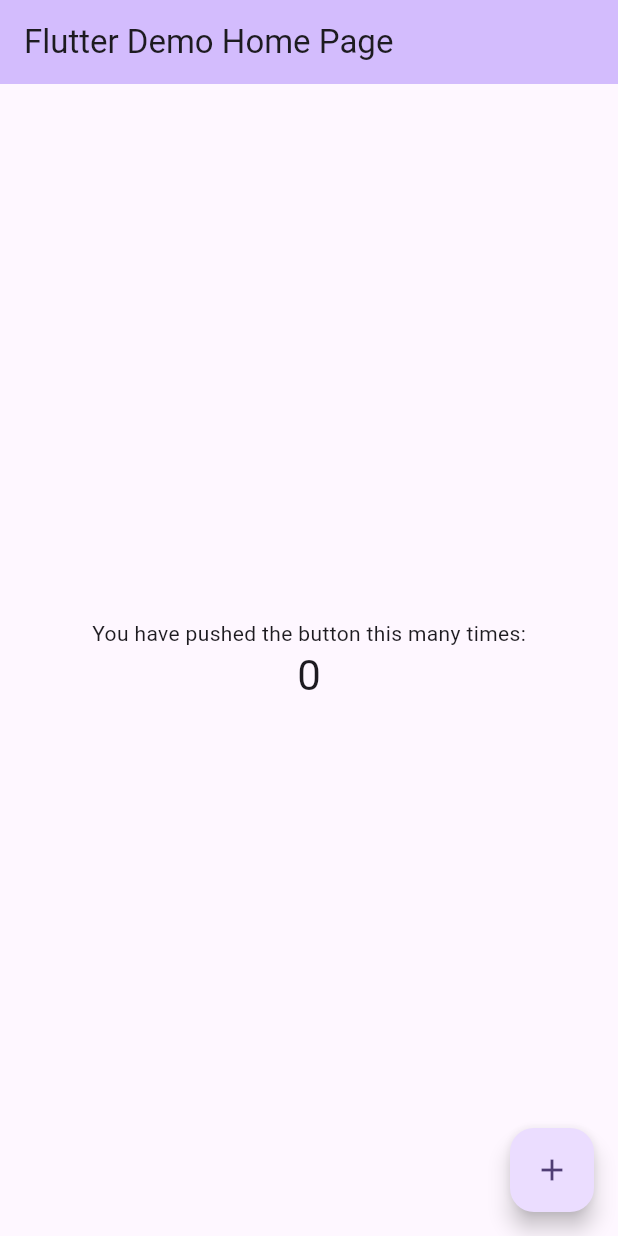
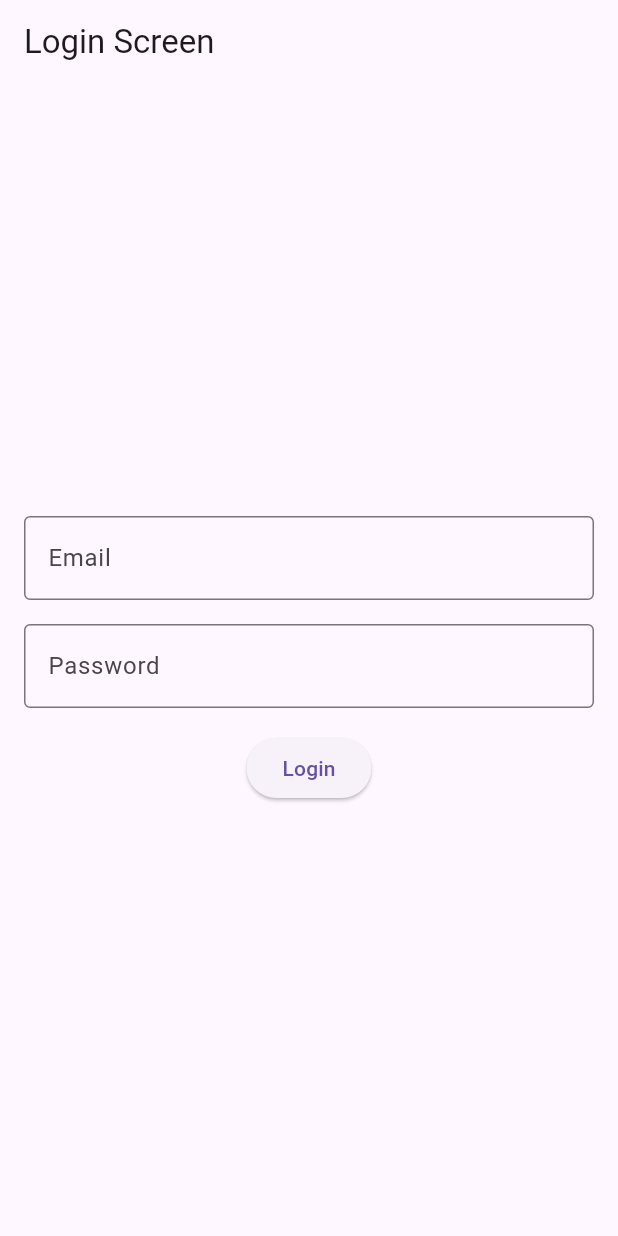
Before and after one commit to DevAdora/Livechat-Flutter, a Flutter app: the screen it shows after launch, on a phone screen of 412 x 824 dp. Run offline on Flutter 3.47's test engine with Material 3 defaults, Android fonts, the phone set to English and light mode, and no system bars; our stand-ins replace flutter_bloc.

Commit message:
Login form

```diff
--- /dev/null
+++ b/lib/login_bloc.dart
@@ -0,0 +1,26 @@
+// login_bloc.dart
+import 'package:flutter_bloc/flutter_bloc.dart';
+import 'login_event.dart';
+import 'login_state.dart';
+
+class LoginBloc extends Bloc<LoginEvent, LoginState> {
+  LoginBloc() : super(LoginInitial()) {
+    on<LoginButtonPressed>(_onLoginButtonPressed);
+  }
+
+  // Define the function that handles the event when login is pressed
+  Future<void> _onLoginButtonPressed(
+      LoginButtonPressed event, Emitter<LoginState> emit) async {
+    emit(LoginLoading());
+
+    // Simulate login logic (e.g., API call)
+    await Future.delayed(const Duration(seconds: 2)); // Simulated delay
+
+    // Replace this with your authentication logic
+    if (event.email == 'user@example.com' && event.password == 'password123') {
+      emit(LoginInitial()); // Login success (you can define a LoginSuccess state)
+    } else {
+      emit(LoginFailure(error: 'Invalid email or password'));
+    }
+  }
+}
--- /dev/null
+++ b/lib/login_event.dart
@@ -0,0 +1,8 @@
+abstract class LoginEvent {}
+
+class LoginButtonPressed extends LoginEvent {
+  final String email;
+  final String password;
+
+  LoginButtonPressed({required this.email, required this.password});
+}
--- /dev/null
+++ b/lib/login_screen.dart
@@ -0,0 +1,96 @@
+import 'package:flutter/material.dart';
+import 'package:flutter_bloc/flutter_bloc.dart';
+import 'login_bloc.dart'; // Make sure to import LoginBloc and LoginState
+import 'login_state.dart';
+import 'login_event.dart';
+
+class LoginScreen extends StatefulWidget {
+  const LoginScreen({super.key});
+
+  @override
+  _LoginScreenState createState() => _LoginScreenState();
+}
+
+class _LoginScreenState extends State<LoginScreen> {
+  final _emailController = TextEditingController();
+  final _passwordController = TextEditingController();
+
+  @override
+  void dispose() {
+    _emailController.dispose();
+    _passwordController.dispose();
+    super.dispose();
+  }
+
+  @override
+  Widget build(BuildContext context) {
+    final loginBloc = BlocProvider.of<LoginBloc>(context);
+
+    return Scaffold(
+      appBar: AppBar(
+        title: const Text('Login Screen'),
+      ),
+      body: BlocListener<LoginBloc, LoginState>(
+        listener: (context, state) {
+          if (state is LoginFailure) {
+            ScaffoldMessenger.of(context)
+              ..hideCurrentSnackBar()
+              ..showSnackBar(
+                SnackBar(
+                  content: Text(state.error),
+                  duration: const Duration(seconds: 3),
+                ),
+              );
+          }
+        },
+        child: BlocBuilder<LoginBloc, LoginState>(
+          builder: (context, state) {
+            return Padding(
+              padding: const EdgeInsets.all(16.0),
+              child: Column(
+                mainAxisAlignment: MainAxisAlignment.center,
+                children: <Widget>[
+                  TextFormField(
+                    controller: _emailController,
+                    decoration: const InputDecoration(
+                      labelText: 'Email',
+                      border: OutlineInputBorder(),
+                    ),
+                  ),
+                  const SizedBox(height: 16),
+                  TextFormField(
+                    controller: _passwordController,
+                    obscureText: true,
+                    decoration: const InputDecoration(
+                      labelText: 'Password',
+                      border: OutlineInputBorder(),
+                    ),
+                  ),
+                  const SizedBox(height: 16),
+                  ElevatedButton(
+                    onPressed: state is! LoginLoading
+                        ? () {
+                            loginBloc.add(
+                              LoginButtonPressed(
+                                email: _emailController.text,
+                                password: _passwordController.text,
+                              ),
+                            );
+                          }
+                        : null,
+                    child: const Text('Login'),
+                  ),
+                  if (state is LoginLoading)
+                    const Padding(
+                      padding: EdgeInsets.all(8.0),
+                      child: CircularProgressIndicator(),
+                    ),
+                ],
+              ),
+            );
+          },
+        ),
+      ),
+    );
+  }
+}
--- /dev/null
+++ b/lib/login_state.dart
@@ -0,0 +1,11 @@
+abstract class LoginState {}
+
+class LoginInitial extends LoginState {}
+
+class LoginLoading extends LoginState {}
+
+class LoginFailure extends LoginState {
+  final String error;
+
+  LoginFailure({required this.error});
+}
--- a/lib/main.dart
+++ b/lib/main.dart
@@ -1,125 +1,25 @@
 import 'package:flutter/material.dart';
+import 'package:flutter_bloc/flutter_bloc.dart';
+import 'login_bloc.dart';
+import 'login_screen.dart';
+
 
 void main() {
-  runApp(const MyApp());
+  runApp(MyApp());
 }
 
 class MyApp extends StatelessWidget {
-  const MyApp({super.key});
-
-  // This widget is the root of your application.
   @override
   Widget build(BuildContext context) {
     return MaterialApp(
-      title: 'Flutter Demo',
+      title: 'Please Login',
       theme: ThemeData(
-        // This is the theme of your application.
-        //
-        // TRY THIS: Try running your application with "flutter run". You'll see
-        // the application has a purple toolbar. Then, without quitting the app,
-        // try changing the seedColor in the colorScheme below to Colors.green
-        // and then invoke "hot reload" (save your changes or press the "hot
-        // reload" button in a Flutter-supported IDE, or press "r" if you used
-        // the command line to start the app).
-        //
-        // Notice that the counter didn't reset back to zero; the application
-        // state is not lost during the reload. To reset the state, use hot
-        // restart instead.
-        //
-        // This works for code too, not just values: Most code changes can be
-        // tested with just a hot reload.
-        colorScheme: ColorScheme.fromSeed(seedColor: Colors.deepPurple),
-        useMaterial3: true,
+        primarySwatch: Colors.blue,
       ),
-      home: const MyHomePage(title: 'Flutter Demo Home Page'),
+      home: BlocProvider(
+        create: (context) => LoginBloc(),
+        child: LoginScreen(),
+      ),
     );
   }
 }
-
-class MyHomePage extends StatefulWidget {
-  const MyHomePage({super.key, required this.title});
-
-  // This widget is the home page of your application. It is stateful, meaning
-  // that it has a State object (defined below) that contains fields that affect
-  // how it looks.
-
-  // This class is the configuration for the state. It holds the values (in this
-  // case the title) provided by the parent (in this case the App widget) and
-  // used by the build method of the State. Fields in a Widget subclass are
-  // always marked "final".
-
-  final String title;
-
-  @override
-  State<MyHomePage> createState() => _MyHomePageState();
-}
-
-class _MyHomePageState extends State<MyHomePage> {
-  int _counter = 0;
-
-  void _incrementCounter() {
-    setState(() {
-      // This call to setState tells the Flutter framework that something has
-      // changed in this State, which causes it to rerun the build method below
-      // so that the display can reflect the updated values. If we changed
-      // _counter without calling setState(), then the build method would not be
-      // called again, and so nothing would appear to happen.
-      _counter++;
-    });
-  }
-
-  @override
-  Widget build(BuildContext context) {
-    // This method is rerun every time setState is called, for instance as done
-    // by the _incrementCounter method above.
-    //
-    // The Flutter framework has been optimized to make rerunning build methods
-    // fast, so that you can just rebuild anything that needs updating rather
-    // than having to individually change instances of widgets.
-    return Scaffold(
-      appBar: AppBar(
-        // TRY THIS: Try changing the color here to a specific color (to
-        // Colors.amber, perhaps?) and trigger a hot reload to see the AppBar
-        // change color while the other colors stay the same.
-        backgroundColor: Theme.of(context).colorScheme.inversePrimary,
-        // Here we take the value from the MyHomePage object that was created by
-        // the App.build method, and use it to set our appbar title.
-        title: Text(widget.title),
-      ),
-      body: Center(
-        // Center is a layout widget. It takes a single child and positions it
-        // in the middle of the parent.
-        child: Column(
-          // Column is also a layout widget. It takes a list of children and
-          // arranges them vertically. By default, it sizes itself to fit its
-          // children horizontally, and tries to be as tall as its parent.
-          //
-          // Column has various properties to control how it sizes itself and
-          // how it positions its children. Here we use mainAxisAlignment to
-          // center the children vertically; the main axis here is the vertical
-          // axis because Columns are vertical (the cross axis would be
-          // horizontal).
-          //
-          // TRY THIS: Invoke "debug painting" (choose the "Toggle Debug Paint"
-          // action in the IDE, or press "p" in the console), to see the
-          // wireframe for each widget.
-          mainAxisAlignment: MainAxisAlignment.center,
-          children: <Widget>[
-            const Text(
-              'You have pushed the button this many times:',
-            ),
-            Text(
-              '$_counter',
-              style: Theme.of(context).textTheme.headlineMedium,
-            ),
-          ],
-        ),
-      ),
-      floatingActionButton: FloatingActionButton(
-        onPressed: _incrementCounter,
-        tooltip: 'Increment',
-        child: const Icon(Icons.add),
-      ), // This trailing comma makes auto-formatting nicer for build methods.
-    );
-  }
-}
--- a/pubspec.yaml
+++ b/pubspec.yaml
@@ -30,10 +30,7 @@ environment:
 dependencies:
   flutter:
     sdk: flutter
-
-
-  # The following adds the Cupertino Icons font to your application.
-  # Use with the CupertinoIcons class for iOS style icons.
+  flutter_bloc: ^8.0.0
   cupertino_icons: ^1.0.8
 
 dev_dependencies:
```
Also changed, not shown: analysis_options.yaml (line endings or trailing spaces), lib/main/main_screen.dart (added), pubspec.lock, 1 other file.
